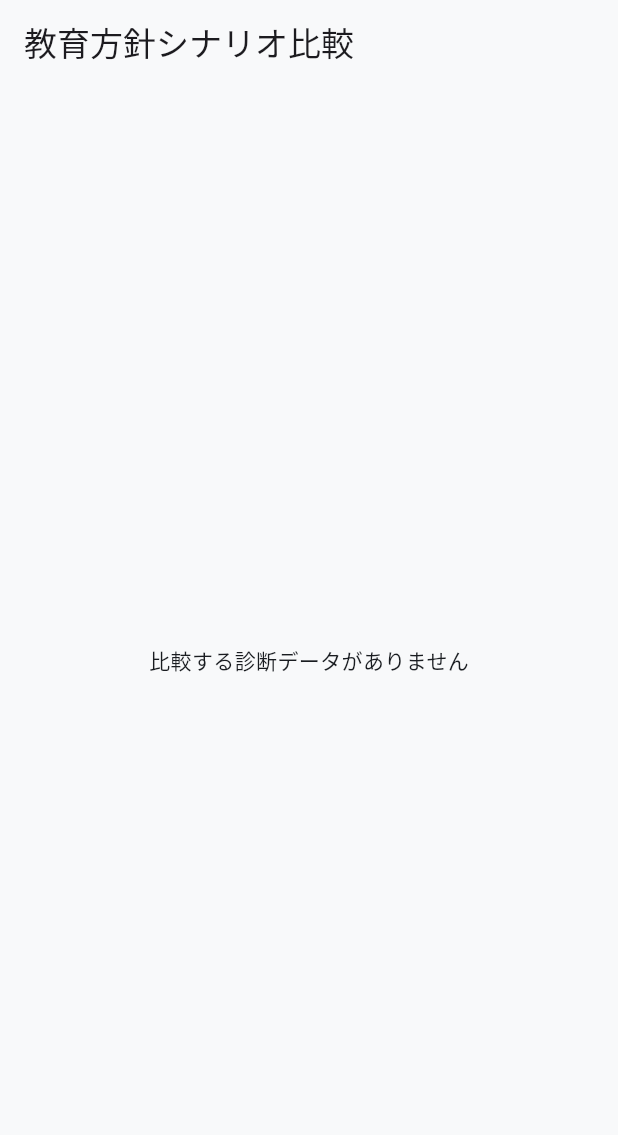
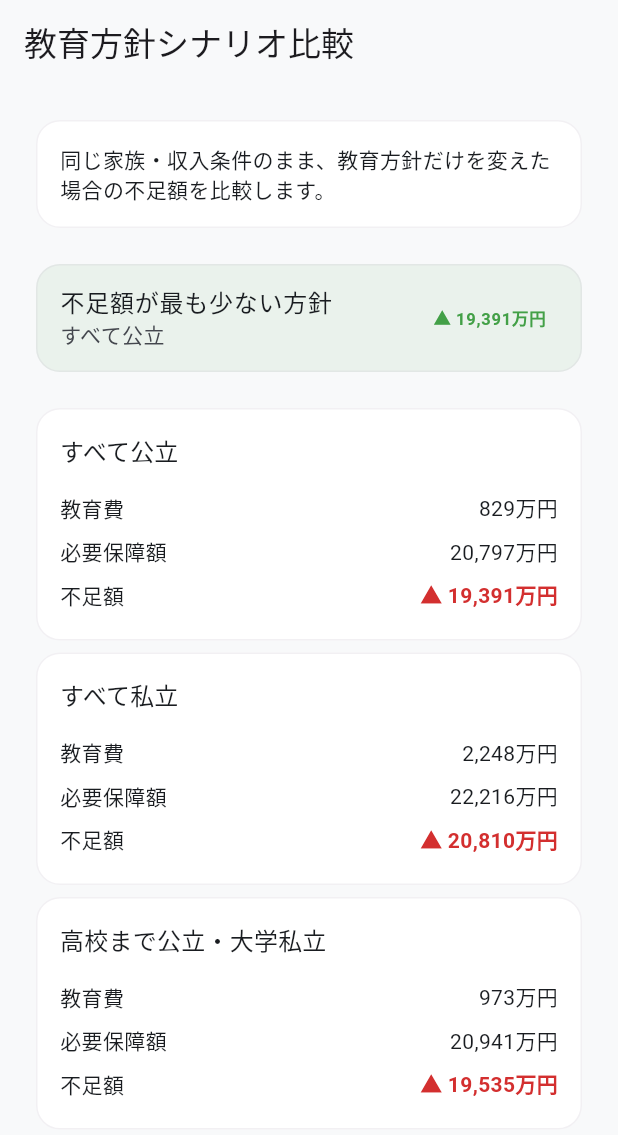
Before and after one commit to cshgs939-collab/hoshou_shindan_app, a Flutter app: the ScenarioScreen screen opened by its route, on a phone screen of 412 x 824 dp. Shown: the top 1135 px of the screen. Run offline on Flutter 3.47's test engine with Material 3 defaults, Android fonts, the phone set to English and light mode, and no system bars; our stand-ins replace fl_chart, flutter_local_notifications, flutter_riverpod, flutter_secure_storage, go_router, hive and 5 more; missing offline and left inert: home_widget; accounts and stored records are empty.

Commit message:
Add store publication assets and default diagnosis inputs.
Prepare Play Store docs, privacy policy, screenshot capture script, and sensible form defaults so the diagnosis flow reaches the result screen out of the box.

Co-authored-by: Cursor <cursoragent@cursor.com>

```diff
--- a/lib/data/models/diagnosis_input.dart
+++ b/lib/data/models/diagnosis_input.dart
@@ -49,6 +49,10 @@ class DiagnosisInput extends HiveObject {
       hasSpouse: true,
       spouseAge: 33,
       childrenAges: const [3],
+      annualIncome: 500,
+      spouseIncome: 200,
+      monthlyExpense: 30,
+      monthlyRent: 10,
     );
   }
 
--- a/lib/presentation/screens/result/result_dashboard_screen.dart
+++ b/lib/presentation/screens/result/result_dashboard_screen.dart
@@ -372,7 +372,11 @@ class SettingsScreen extends ConsumerWidget {
             onTap: () => _showTextDialog(
               context,
               'プライバシーポリシー',
-              '入力データは端末内にのみ保存され、外部サーバーへ送信されません。',
+              '入力データは端末内にのみ保存され、外部サーバーへ送信されません。'
+              '広告配信や第三者へのデータ販売は行いません。'
+              '診断履歴は AES 暗号化で端末内に保存されます。'
+              'アプリをアンインストールするとデータは削除されます。'
+              '詳細: docs/PRIVACY_POLICY.md（GitHub 公開）',
             ),
           ),
         ],
```
Also changed, not shown: docs/store/01_onboarding.png (added), docs/store/02_home.png (added), docs/store/03_step1.png (added), docs/store/04_step2.png (added), docs/store/05_step3.png (added), docs/store/06_result.png (added), 6 other files.
